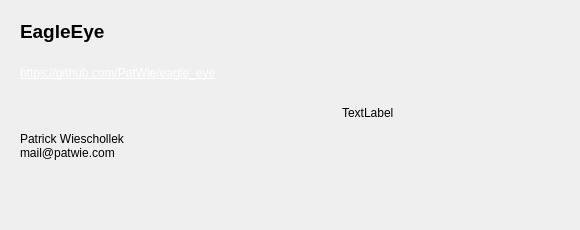
Old version of the form GUI/about_window.ui in the repository PatWie/saccade.
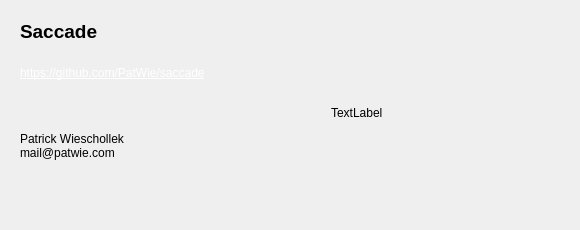
New version of the form.

Commit message: rename to saccade

```diff
--- a/GUI/about_window.ui
+++ b/GUI/about_window.ui
@@ -68,14 +68,14 @@
       <item row="1" column="0">
        <widget class="QLabel" name="label_2">
         <property name="text">
-         <string>&lt;html&gt;&lt;head/&gt;&lt;body&gt;&lt;p&gt;&lt;a href=&quot;https://github.com/PatWie/eagle_eye&quot;&gt;&lt;span style=&quot; text-decoration: underline; color:#ffffff;&quot;&gt;https://github.com/PatWie/eagle_eye&lt;/span&gt;&lt;/a&gt;&lt;/p&gt;&lt;p&gt;&lt;br/&gt;&lt;/p&gt;&lt;p&gt;Patrick Wieschollek&lt;br/&gt;mail@patwie.com&lt;/p&gt;&lt;/body&gt;&lt;/html&gt;</string>
+         <string>&lt;html&gt;&lt;head/&gt;&lt;body&gt;&lt;p&gt;&lt;a href=&quot;https://github.com/PatWie/saccade&quot;&gt;&lt;span style=&quot; text-decoration: underline; color:#ffffff;&quot;&gt;https://github.com/PatWie/saccade&lt;/span&gt;&lt;/a&gt;&lt;/p&gt;&lt;p&gt;&lt;br/&gt;&lt;/p&gt;&lt;p&gt;Patrick Wieschollek&lt;br/&gt;mail@patwie.com&lt;/p&gt;&lt;/body&gt;&lt;/html&gt;</string>
         </property>
        </widget>
       </item>
       <item row="0" column="0">
        <widget class="QLabel" name="label">
         <property name="text">
-         <string>&lt;html&gt;&lt;head/&gt;&lt;body&gt;&lt;p&gt;&lt;span style=&quot; font-size:14pt; font-weight:600;&quot;&gt;EagleEye&lt;/span&gt;&lt;/p&gt;&lt;/body&gt;&lt;/html&gt;</string>
+         <string>&lt;html&gt;&lt;head/&gt;&lt;body&gt;&lt;p&gt;&lt;span style=&quot; font-size:14pt; font-weight:600;&quot;&gt;Saccade&lt;/span&gt;&lt;/p&gt;&lt;/body&gt;&lt;/html&gt;</string>
         </property>
        </widget>
       </item>
```
Left out of the diff: 2 changed lines with no effect on the pictures. The commit also changes 16 other files.
